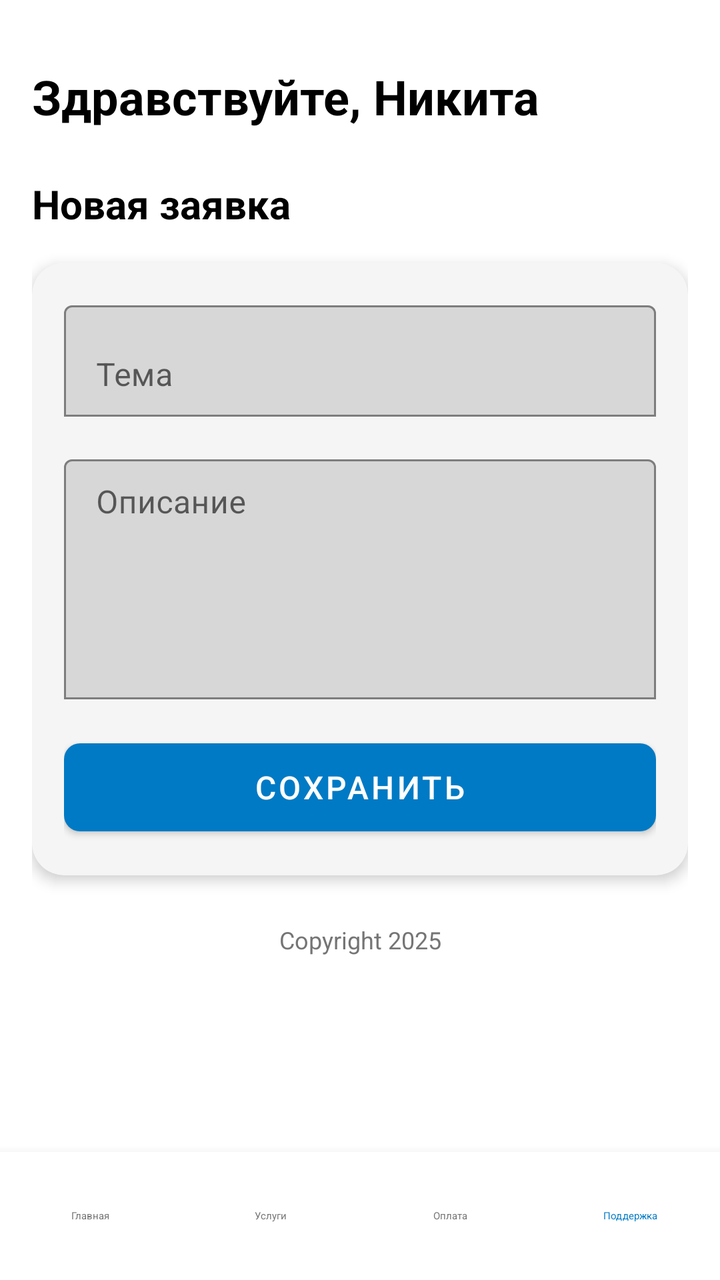
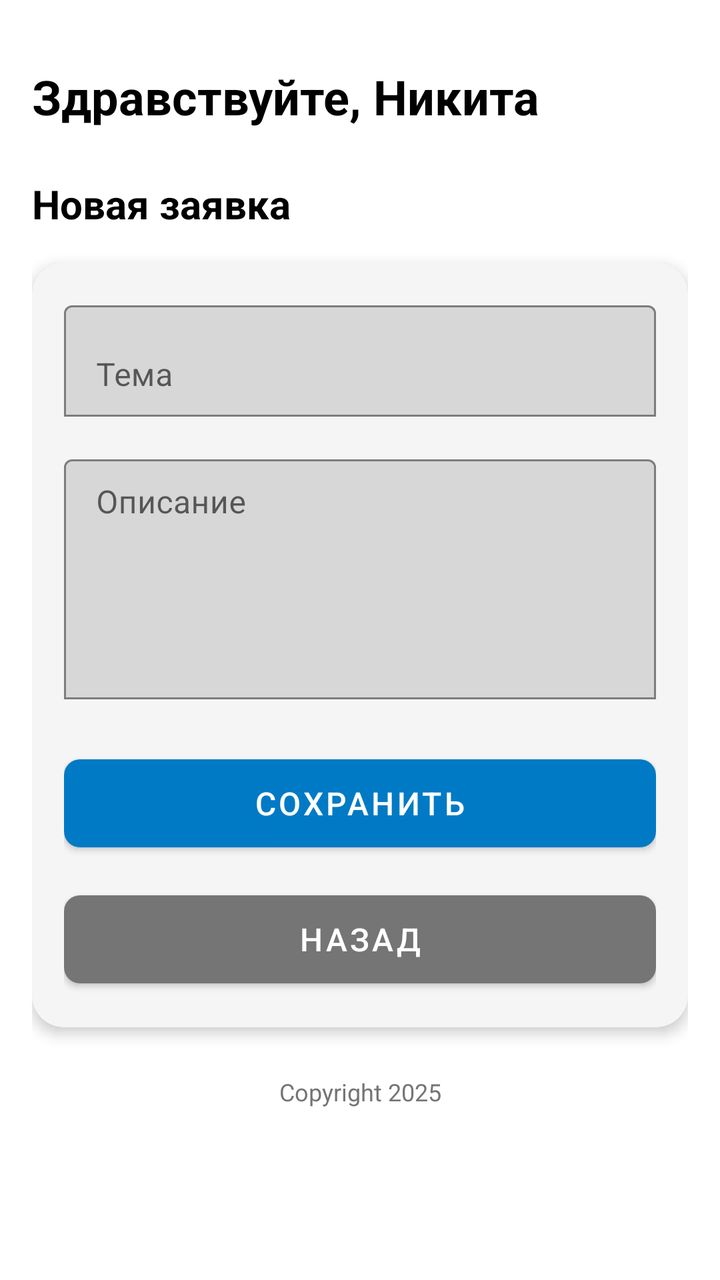

Compare the two renders of this Android layout. The source of the first and the diff that turns it into the second are given below.
<!-- AndroidManifest.xml: application theme Theme.CarbonLK -->
<!-- res/layout/activity_new_ticket.xml -->
<?xml version="1.0" encoding="utf-8"?>
<androidx.constraintlayout.widget.ConstraintLayout
    xmlns:android="http://schemas.android.com/apk/res/android"
    xmlns:app="http://schemas.android.com/apk/res-auto"
    android:layout_width="match_parent"
    android:layout_height="match_parent"
    android:background="@color/white">

    
    <ScrollView
        android:id="@+id/scrollView"
        android:layout_width="match_parent"
        android:layout_height="0dp"
        android:fillViewport="true"
        android:paddingBottom="16dp"
        app:layout_constraintTop_toTopOf="parent"
        app:layout_constraintBottom_toTopOf="@id/bottomNavigation"
        app:layout_constraintStart_toStartOf="parent"
        app:layout_constraintEnd_toEndOf="parent">

        <androidx.constraintlayout.widget.ConstraintLayout
            android:layout_width="match_parent"
            android:layout_height="wrap_content"
            android:padding="16dp">

            
            <TextView
                android:id="@+id/greetingTextView"
                android:layout_width="wrap_content"
                android:layout_height="wrap_content"
                android:text="Здравствуйте, Никита"
                android:textSize="24sp"
                android:textStyle="bold"
                android:textColor="@color/black"
                app:layout_constraintTop_toTopOf="parent"
                app:layout_constraintStart_toStartOf="parent"
                android:layout_marginTop="16dp" />

            
            <TextView
                android:id="@+id/newTicketTitle"
                android:layout_width="wrap_content"
                android:layout_height="wrap_content"
                android:text="Новая заявка"
                android:textSize="20sp"
                android:textStyle="bold"
                android:textColor="@color/black"
                android:layout_marginTop="24dp"
                app:layout_constraintTop_toBottomOf="@id/greetingTextView"
                app:layout_constraintStart_toStartOf="parent" />

            
            <androidx.cardview.widget.CardView
                android:id="@+id/formCard"
                android:layout_width="0dp"
                android:layout_height="wrap_content"
                app:cardCornerRadius="16dp"
                app:cardElevation="4dp"
                app:cardBackgroundColor="@color/light_gray"
                app:contentPadding="16dp"
                app:layout_constraintTop_toBottomOf="@id/newTicketTitle"
                app:layout_constraintStart_toStartOf="parent"
                app:layout_constraintEnd_toEndOf="parent"
                android:layout_marginTop="16dp">

                <LinearLayout
                    android:layout_width="match_parent"
                    android:layout_height="wrap_content"
                    android:orientation="vertical">

                    
                    <com.google.android.material.textfield.TextInputLayout
                        android:id="@+id/ticketSubjectLayout"
                        android:layout_width="match_parent"
                        android:layout_height="wrap_content"
                        android:hint="Тема"
                        app:boxBackgroundMode="outline"
                        android:layout_marginBottom="16dp">

                        <com.google.android.material.textfield.TextInputEditText
                            android:id="@+id/ticketSubject"
                            android:layout_width="match_parent"
                            android:layout_height="wrap_content"
                            android:inputType="text"
                            android:maxLines="1" />

                    </com.google.android.material.textfield.TextInputLayout>

                    
                    <com.google.android.material.textfield.TextInputLayout
                        android:id="@+id/ticketDescriptionLayout"
                        android:layout_width="match_parent"
                        android:layout_height="wrap_content"
                        android:hint="Описание"
                        app:boxBackgroundMode="outline"
                        android:layout_marginBottom="16dp">

                        <com.google.android.material.textfield.TextInputEditText
                            android:id="@+id/ticketDescription"
                            android:layout_width="match_parent"
                            android:layout_height="120dp"
                            android:inputType="textMultiLine"
                            android:gravity="top"
                            android:paddingTop="12dp" />

                    </com.google.android.material.textfield.TextInputLayout>

                    
                    <com.google.android.material.button.MaterialButton
                        android:id="@+id/saveTicketButton"
                        android:layout_width="match_parent"
                        android:layout_height="56dp"
                        android:text="Сохранить"
                        android:textSize="16sp"
                        app:cornerRadius="8dp"
                        app:backgroundTint="@color/purple_500"
                        android:textColor="@color/white" />

                </LinearLayout>

            </androidx.cardview.widget.CardView>

            
            <TextView
                android:id="@+id/copyrightText"
                android:layout_width="wrap_content"
                android:layout_height="wrap_content"
                android:text="Copyright 2025"
                android:textSize="12sp"
                android:textColor="@color/dark_gray"
                android:layout_marginTop="24dp"
                android:layout_marginBottom="8dp"
                app:layout_constraintTop_toBottomOf="@id/formCard"
                app:layout_constraintStart_toStartOf="parent"
                app:layout_constraintEnd_toEndOf="parent" />

        </androidx.constraintlayout.widget.ConstraintLayout>

    </ScrollView>

    
    <LinearLayout
        android:id="@+id/bottomNavigation"
        android:layout_width="match_parent"
        android:layout_height="wrap_content"
        android:orientation="horizontal"
        android:gravity="center"
        android:background="@color/white"
        android:elevation="8dp"
        android:paddingVertical="8dp"
        app:layout_constraintBottom_toBottomOf="parent"
        app:layout_constraintStart_toStartOf="parent"
        app:layout_constraintEnd_toEndOf="parent">

        <com.google.android.material.button.MaterialButton
            android:id="@+id/navHome"
            style="@style/Widget.Material3.Button.TextButton"
            android:layout_width="0dp"
            android:layout_height="wrap_content"
            android:layout_weight="1"
            android:text="Главная"
            android:textColor="@color/dark_gray" />

        <com.google.android.material.button.MaterialButton
            android:id="@+id/navServices"
            style="@style/Widget.Material3.Button.TextButton"
            android:layout_width="0dp"
            android:layout_height="wrap_content"
            android:layout_weight="1"
            android:text="Услуги"
            android:textColor="@color/dark_gray" />

        <com.google.android.material.button.MaterialButton
            android:id="@+id/navPayment"
            style="@style/Widget.Material3.Button.TextButton"
            android:layout_width="0dp"
            android:layout_height="wrap_content"
            android:layout_weight="1"
            android:text="Оплата"
            android:textColor="@color/dark_gray" />

        <com.google.android.material.button.MaterialButton
            android:id="@+id/navSupport"
            style="@style/Widget.Material3.Button.TextButton"
            android:layout_width="0dp"
            android:layout_height="wrap_content"
            android:layout_weight="1"
            android:text="Поддержка"
            android:textColor="@color/purple_500" />

    </LinearLayout>

</androidx.constraintlayout.widget.ConstraintLayout>
<!-- resources referenced by this layout -->
<resources>
  <color name="black">#000000</color>
  <color name="dark_gray">#757575</color>
  <color name="light_gray">#F5F5F5</color>
  <color name="purple_500">#007Ac5</color>
  <color name="white">#FFFFFF</color>
  <style name="Theme.CarbonLK" parent="Base.Theme.CarbonLK">
          
          <item name="android:textColor">@color/black</item>
          
          <item name="colorPrimary">@color/purple_500</item>
      </style>
  <style name="Base.Theme.CarbonLK" parent="Theme.MaterialComponents.Light.NoActionBar">
          <item name="colorPrimary">#007Ac5</item>
          <item name="colorPrimaryVariant">#0062a0</item>
          <item name="colorOnPrimary">#FFFFFF</item>
          <item name="colorSecondary">#007Ac5</item>
          <item name="colorSecondaryVariant">#0062a0</item>
          <item name="colorOnSecondary">#FFFFFF</item>
          <item name="android:windowBackground">@color/white</item>
      </style>
</resources>

<!-- the commit's change to res/layout/activity_new_ticket.xml (unified diff, before → after) -->
@@ -10,11 +10,11 @@
     <ScrollView
         android:id="@+id/scrollView"
         android:layout_width="match_parent"
-        android:layout_height="0dp"
+        android:layout_height="match_parent"
         android:fillViewport="true"
         android:paddingBottom="16dp"
         app:layout_constraintTop_toTopOf="parent"
-        app:layout_constraintBottom_toTopOf="@id/bottomNavigation"
+        app:layout_constraintBottom_toBottomOf="parent"
         app:layout_constraintStart_toStartOf="parent"
         app:layout_constraintEnd_toEndOf="parent">
 
@@ -93,7 +93,7 @@
                         android:layout_height="wrap_content"
                         android:hint="Описание"
                         app:boxBackgroundMode="outline"
-                        android:layout_marginBottom="16dp">
+                        android:layout_marginBottom="24dp">
 
                         <com.google.android.material.textfield.TextInputEditText
                             android:id="@+id/ticketDescription"
@@ -114,6 +114,18 @@
                         android:textSize="16sp"
                         app:cornerRadius="8dp"
                         app:backgroundTint="@color/purple_500"
+                        android:textColor="@color/white"
+                        android:layout_marginBottom="12dp" />
+
+                    
+                    <com.google.android.material.button.MaterialButton
+                        android:id="@+id/backButton"
+                        android:layout_width="match_parent"
+                        android:layout_height="56dp"
+                        android:text="Назад"
+                        android:textSize="16sp"
+                        app:cornerRadius="8dp"
+                        app:backgroundTint="@color/dark_gray"
                         android:textColor="@color/white" />
 
                 </LinearLayout>
@@ -129,7 +141,7 @@
                 android:textSize="12sp"
                 android:textColor="@color/dark_gray"
                 android:layout_marginTop="24dp"
-                android:layout_marginBottom="8dp"
+                android:layout_marginBottom="24dp"
                 app:layout_constraintTop_toBottomOf="@id/formCard"
                 app:layout_constraintStart_toStartOf="parent"
                 app:layout_constraintEnd_toEndOf="parent" />
@@ -138,56 +150,4 @@
 
     </ScrollView>
 
-    
-    <LinearLayout
-        android:id="@+id/bottomNavigation"
-        android:layout_width="match_parent"
-        android:layout_height="wrap_content"
-        android:orientation="horizontal"
-        android:gravity="center"
-        android:background="@color/white"
-        android:elevation="8dp"
-        android:paddingVertical="8dp"
-        app:layout_constraintBottom_toBottomOf="parent"
-        app:layout_constraintStart_toStartOf="parent"
-        app:layout_constraintEnd_toEndOf="parent">
-
-        <com.google.android.material.button.MaterialButton
-            android:id="@+id/navHome"
-            style="@style/Widget.Material3.Button.TextButton"
-            android:layout_width="0dp"
-            android:layout_height="wrap_content"
-            android:layout_weight="1"
-            android:text="Главная"
-            android:textColor="@color/dark_gray" />
-
-        <com.google.android.material.button.MaterialButton
-            android:id="@+id/navServices"
-            style="@style/Widget.Material3.Button.TextButton"
-            android:layout_width="0dp"
-            android:layout_height="wrap_content"
-            android:layout_weight="1"
-            android:text="Услуги"
-            android:textColor="@color/dark_gray" />
-
-        <com.google.android.material.button.MaterialButton
-            android:id="@+id/navPayment"
-            style="@style/Widget.Material3.Button.TextButton"
-            android:layout_width="0dp"
-            android:layout_height="wrap_content"
-            android:layout_weight="1"
-            android:text="Оплата"
-            android:textColor="@color/dark_gray" />
-
-        <com.google.android.material.button.MaterialButton
-            android:id="@+id/navSupport"
-            style="@style/Widget.Material3.Button.TextButton"
-            android:layout_width="0dp"
-            android:layout_height="wrap_content"
-            android:layout_weight="1"
-            android:text="Поддержка"
-            android:textColor="@color/purple_500" />
-
-    </LinearLayout>
-
 </androidx.constraintlayout.widget.ConstraintLayout>
